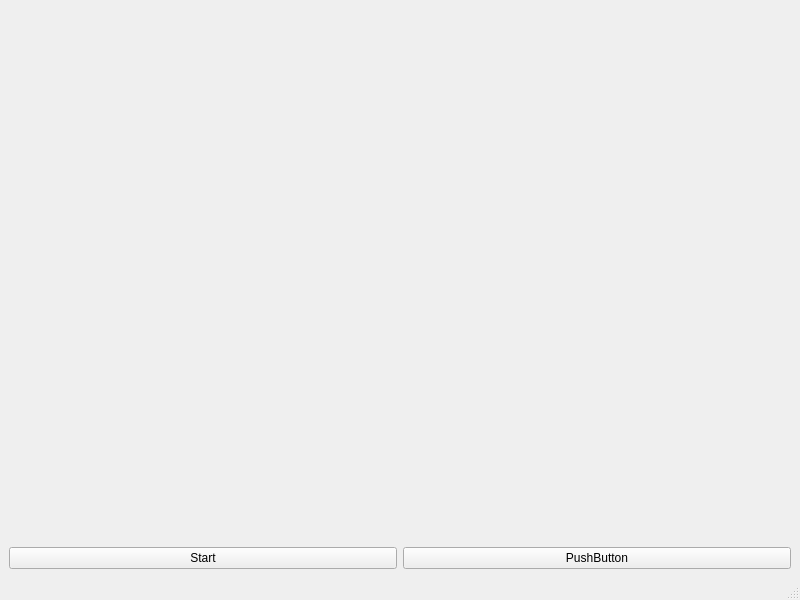
Before: the Qt Designer form agent-1/main.ui in xentellion/mas, drawn with Qt 5.
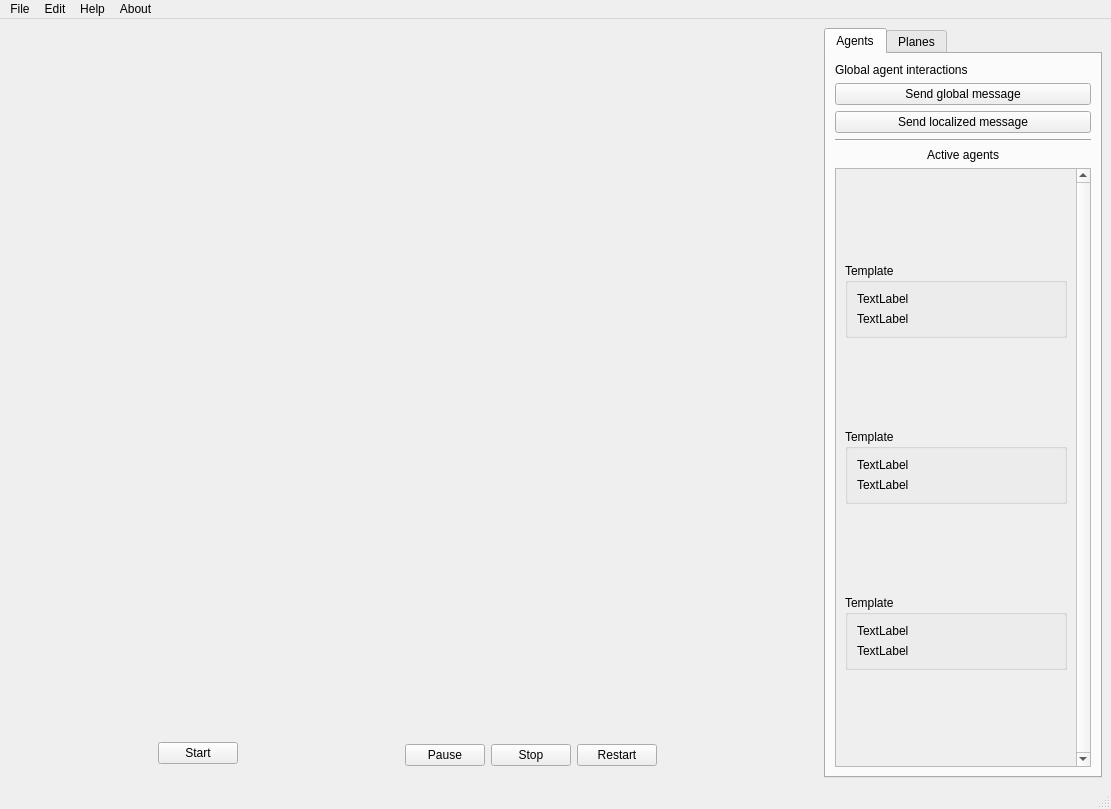
After: the same form once the commit is applied. Icons and pictures are not drawn.

Commit message: FEAT: Interactable UI

```diff
--- a/agent-1/main.ui
+++ b/agent-1/main.ui
@@ -6,46 +6,359 @@
    <rect>
     <x>0</x>
     <y>0</y>
-    <width>800</width>
-    <height>600</height>
+    <width>1111</width>
+    <height>809</height>
    </rect>
   </property>
   <property name="windowTitle">
    <string>MainWindow</string>
   </property>
   <widget class="QWidget" name="centralwidget">
-   <layout class="QVBoxLayout" name="verticalLayout_2">
+   <layout class="QHBoxLayout" name="horizontalLayout_2" stretch="2,0">
     <item>
-     <layout class="QVBoxLayout" name="verticalLayout">
+     <layout class="QVBoxLayout" name="sim_view" stretch="1,0">
       <item>
-       <widget class="QWidget" name="plt_window" native="true">
-        <property name="autoFillBackground">
-         <bool>false</bool>
+       <layout class="QVBoxLayout" name="mpl_table" stretch="0">
+        <item>
+         <widget class="QWidget" name="mpl_show" native="true">
+          <property name="enabled">
+           <bool>true</bool>
+          </property>
+          <property name="autoFillBackground">
+           <bool>false</bool>
+          </property>
+          <property name="styleSheet">
+           <string notr="true">#mpl_show { border: solid 1px black; }</string>
+          </property>
+         </widget>
+        </item>
+       </layout>
+      </item>
+      <item>
+       <layout class="QHBoxLayout" name="sim_buttons" stretch="0,0,0,0,0">
+        <property name="sizeConstraint">
+         <enum>QLayout::SizeConstraint::SetMinimumSize</enum>
         </property>
-        <property name="styleSheet">
-         <string notr="true">border-color: black;</string>
-        </property>
-       </widget>
+        <item>
+         <spacer name="horizontalSpacer">
+          <property name="orientation">
+           <enum>Qt::Orientation::Horizontal</enum>
+          </property>
+          <property name="sizeHint" stdset="0">
+           <size>
+            <width>40</width>
+            <height>20</height>
+           </size>
+          </property>
+         </spacer>
+        </item>
+        <item>
+         <widget class="QPushButton" name="start_button">
+          <property name="sizePolicy">
+           <sizepolicy hsizetype="Minimum" vsizetype="Fixed">
+            <horstretch>0</horstretch>
+            <verstretch>0</verstretch>
+           </sizepolicy>
+          </property>
+          <property name="text">
+           <string>Start</string>
+          </property>
+          <property name="icon">
+           <iconset theme="QIcon::ThemeIcon::MediaPlaybackStart"/>
+          </property>
+         </widget>
+        </item>
+        <item>
+         <spacer name="horizontalSpacer_3">
+          <property name="orientation">
+           <enum>Qt::Orientation::Horizontal</enum>
+          </property>
+          <property name="sizeHint" stdset="0">
+           <size>
+            <width>40</width>
+            <height>20</height>
+           </size>
+          </property>
+         </spacer>
+        </item>
+        <item>
+         <widget class="QGroupBox" name="play_buttons">
+          <property name="sizePolicy">
+           <sizepolicy hsizetype="Preferred" vsizetype="Minimum">
+            <horstretch>0</horstretch>
+            <verstretch>1</verstretch>
+           </sizepolicy>
+          </property>
+          <property name="styleSheet">
+           <string notr="true">#play_buttons{border: 0;}</string>
+          </property>
+          <property name="title">
+           <string/>
+          </property>
+          <layout class="QHBoxLayout" name="horizontalLayout_3" stretch="0,0,0">
+           <property name="sizeConstraint">
+            <enum>QLayout::SizeConstraint::SetMinimumSize</enum>
+           </property>
+           <item>
+            <widget class="QPushButton" name="pause_button">
+             <property name="text">
+              <string>Pause</string>
+             </property>
+             <property name="icon">
+              <iconset theme="QIcon::ThemeIcon::MediaPlaybackPause"/>
+             </property>
+            </widget>
+           </item>
+           <item>
+            <widget class="QPushButton" name="stop_button">
+             <property name="text">
+              <string>Stop</string>
+             </property>
+             <property name="icon">
+              <iconset theme="QIcon::ThemeIcon::MediaPlaybackStop"/>
+             </property>
+            </widget>
+           </item>
+           <item>
+            <widget class="QPushButton" name="restart_button">
+             <property name="text">
+              <string>Restart</string>
+             </property>
+             <property name="icon">
+              <iconset theme="QIcon::ThemeIcon::SystemReboot"/>
+             </property>
+            </widget>
+           </item>
+          </layout>
+         </widget>
+        </item>
+        <item>
+         <spacer name="horizontalSpacer_2">
+          <property name="orientation">
+           <enum>Qt::Orientation::Horizontal</enum>
+          </property>
+          <property name="sizeHint" stdset="0">
+           <size>
+            <width>40</width>
+            <height>20</height>
+           </size>
+          </property>
+         </spacer>
+        </item>
+       </layout>
       </item>
      </layout>
     </item>
     <item>
-     <layout class="QHBoxLayout" name="horizontalLayout">
-      <item>
-       <widget class="QPushButton" name="start_button">
-        <property name="text">
-         <string>Start</string>
-        </property>
-       </widget>
-      </item>
-      <item>
-       <widget class="QPushButton" name="pushButton_2">
-        <property name="text">
-         <string>PushButton</string>
-        </property>
-       </widget>
-      </item>
-     </layout>
+     <widget class="QTabWidget" name="tabWidget">
+      <property name="currentIndex">
+       <number>0</number>
+      </property>
+      <widget class="QWidget" name="agents">
+       <property name="autoFillBackground">
+        <bool>false</bool>
+       </property>
+       <attribute name="title">
+        <string>Agents</string>
+       </attribute>
+       <layout class="QVBoxLayout" name="verticalLayout">
+        <item>
+         <widget class="QLabel" name="label_9">
+          <property name="text">
+           <string>Global agent interactions</string>
+          </property>
+         </widget>
+        </item>
+        <item>
+         <widget class="QPushButton" name="global_message_button">
+          <property name="text">
+           <string>Send global message</string>
+          </property>
+         </widget>
+        </item>
+        <item>
+         <widget class="QPushButton" name="local_message_button">
+          <property name="text">
+           <string>Send localized message</string>
+          </property>
+         </widget>
+        </item>
+        <item>
+         <widget class="Line" name="line">
+          <property name="orientation">
+           <enum>Qt::Orientation::Horizontal</enum>
+          </property>
+         </widget>
+        </item>
+        <item>
+         <widget class="QLabel" name="label">
+          <property name="text">
+           <string>Active agents</string>
+          </property>
+          <property name="alignment">
+           <set>Qt::AlignmentFlag::AlignCenter</set>
+          </property>
+         </widget>
+        </item>
+        <item>
+         <widget class="QScrollArea" name="scrollArea">
+          <property name="autoFillBackground">
+           <bool>true</bool>
+          </property>
+          <property name="verticalScrollBarPolicy">
+           <enum>Qt::ScrollBarPolicy::ScrollBarAlwaysOn</enum>
+          </property>
+          <property name="horizontalScrollBarPolicy">
+           <enum>Qt::ScrollBarPolicy::ScrollBarAlwaysOff</enum>
+          </property>
+          <property name="widgetResizable">
+           <bool>true</bool>
+          </property>
+          <property name="alignment">
+           <set>Qt::AlignmentFlag::AlignLeading|Qt::AlignmentFlag::AlignLeft|Qt::AlignmentFlag::AlignTop</set>
+          </property>
+          <widget class="QWidget" name="agents_list">
+           <property name="geometry">
+            <rect>
+             <x>0</x>
+             <y>0</y>
+             <width>231</width>
+             <height>532</height>
+            </rect>
+           </property>
+           <property name="sizePolicy">
+            <sizepolicy hsizetype="Preferred" vsizetype="Preferred">
+             <horstretch>0</horstretch>
+             <verstretch>0</verstretch>
+            </sizepolicy>
+           </property>
+           <layout class="QVBoxLayout" name="verticalLayout_11">
+            <item>
+             <widget class="QGroupBox" name="groupBox_2">
+              <property name="sizePolicy">
+               <sizepolicy hsizetype="Preferred" vsizetype="Fixed">
+                <horstretch>0</horstretch>
+                <verstretch>0</verstretch>
+               </sizepolicy>
+              </property>
+              <property name="title">
+               <string>Template</string>
+              </property>
+              <layout class="QVBoxLayout" name="verticalLayout_4" stretch="0,0">
+               <property name="sizeConstraint">
+                <enum>QLayout::SizeConstraint::SetMinimumSize</enum>
+               </property>
+               <item>
+                <widget class="QLabel" name="label_5">
+                 <property name="text">
+                  <string>TextLabel</string>
+                 </property>
+                </widget>
+               </item>
+               <item>
+                <widget class="QLabel" name="label_6">
+                 <property name="text">
+                  <string>TextLabel</string>
+                 </property>
+                </widget>
+               </item>
+              </layout>
+             </widget>
+            </item>
+            <item>
+             <widget class="QGroupBox" name="groupBox">
+              <property name="sizePolicy">
+               <sizepolicy hsizetype="Preferred" vsizetype="Fixed">
+                <horstretch>0</horstretch>
+                <verstretch>0</verstretch>
+               </sizepolicy>
+              </property>
+              <property name="title">
+               <string>Template</string>
+              </property>
+              <layout class="QVBoxLayout" name="verticalLayout_3" stretch="0,0">
+               <property name="sizeConstraint">
+                <enum>QLayout::SizeConstraint::SetMinimumSize</enum>
+               </property>
+               <item>
+                <widget class="QLabel" name="label_4">
+                 <property name="text">
+                  <string>TextLabel</string>
+                 </property>
+                </widget>
+               </item>
+               <item>
+                <widget class="QLabel" name="label_3">
+                 <property name="text">
+                  <string>TextLabel</string>
+                 </property>
+                </widget>
+               </item>
+              </layout>
+             </widget>
+            </item>
+            <item>
+             <widget class="QGroupBox" name="groupBox_3">
+              <property name="sizePolicy">
+               <sizepolicy hsizetype="Preferred" vsizetype="Fixed">
+                <horstretch>0</horstretch>
+                <verstretch>0</verstretch>
+               </sizepolicy>
+              </property>
+              <property name="title">
+               <string>Template</string>
+              </property>
+              <layout class="QVBoxLayout" name="verticalLayout_5" stretch="0,0">
+               <property name="sizeConstraint">
+                <enum>QLayout::SizeConstraint::SetMinimumSize</enum>
+               </property>
+               <item>
+                <widget class="QLabel" name="label_7">
+                 <property name="text">
+                  <string>TextLabel</string>
+                 </property>
+                </widget>
+               </item>
+               <item>
+                <widget class="QLabel" name="label_8">
+                 <property name="text">
+                  <string>TextLabel</string>
+                 </property>
+                </widget>
+               </item>
+              </layout>
+             </widget>
+            </item>
+           </layout>
+           <zorder>groupBox_3</zorder>
+           <zorder>groupBox</zorder>
+           <zorder>groupBox_2</zorder>
+          </widget>
+         </widget>
+        </item>
+       </layout>
+      </widget>
+      <widget class="QWidget" name="planes">
+       <attribute name="title">
+        <string>Planes</string>
+       </attribute>
+       <layout class="QVBoxLayout" name="verticalLayout_2">
+        <item>
+         <widget class="QLabel" name="label_2">
+          <property name="text">
+           <string>Active Planes</string>
+          </property>
+          <property name="alignment">
+           <set>Qt::AlignmentFlag::AlignCenter</set>
+          </property>
+         </widget>
+        </item>
+        <item>
+         <widget class="QListView" name="planes_list"/>
+        </item>
+       </layout>
+      </widget>
+     </widget>
     </item>
    </layout>
   </widget>
@@ -54,10 +367,35 @@
     <rect>
      <x>0</x>
      <y>0</y>
-     <width>800</width>
+     <width>1111</width>
      <height>34</height>
     </rect>
    </property>
+   <widget class="QMenu" name="menuFile">
+    <property name="title">
+     <string>File</string>
+    </property>
+    <addaction name="actionQuit"/>
+   </widget>
+   <widget class="QMenu" name="menuHelp">
+    <property name="title">
+     <string>Help</string>
+    </property>
+   </widget>
+   <widget class="QMenu" name="menuAbout">
+    <property name="title">
+     <string>About</string>
+    </property>
+   </widget>
+   <widget class="QMenu" name="menuEdit">
+    <property name="title">
+     <string>Edit</string>
+    </property>
+   </widget>
+   <addaction name="menuFile"/>
+   <addaction name="menuEdit"/>
+   <addaction name="menuHelp"/>
+   <addaction name="menuAbout"/>
   </widget>
   <widget class="QStatusBar" name="statusbar"/>
  </widget>
```
Left out of the diff: 17 changed lines with no effect on the pictures. The commit also changes 6 other files.
